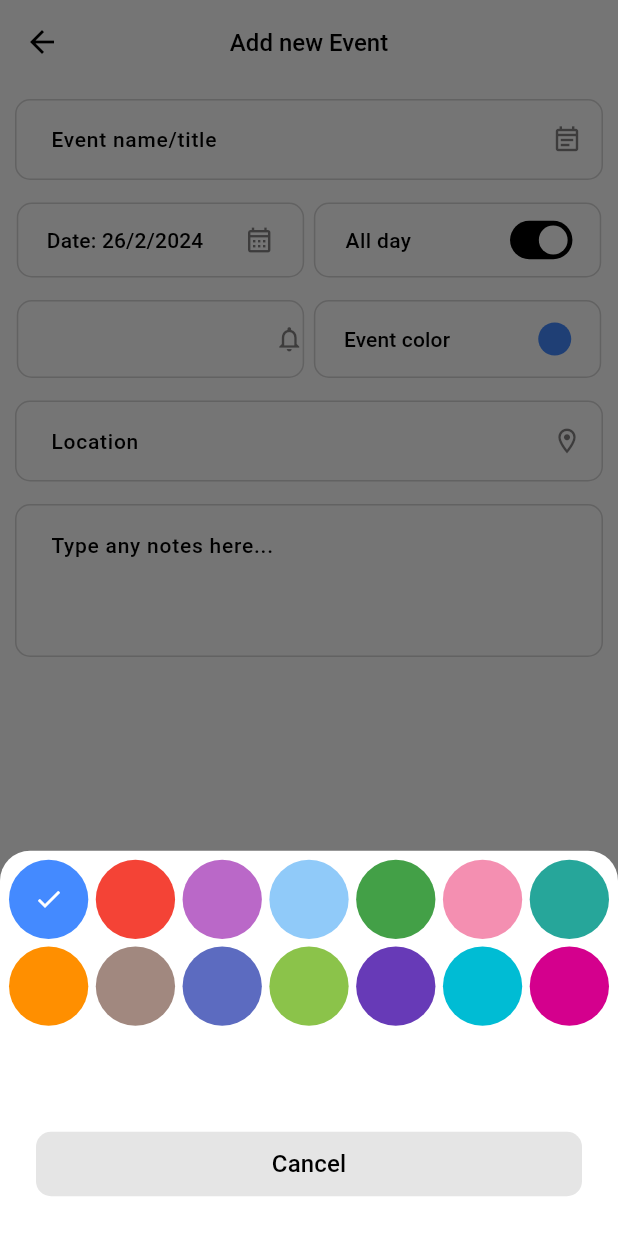
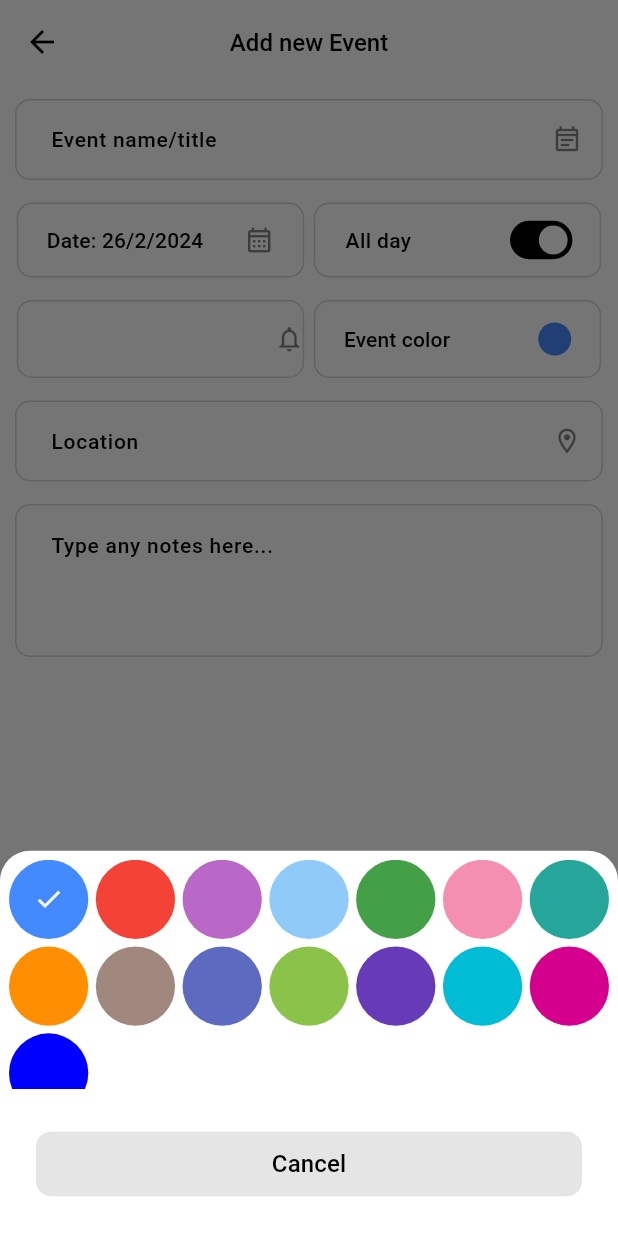
Before and after one commit to joharkhan99/quickcal, a Flutter app: the CreateTaskPage screen opened by its route, after a tap on "Event color", on a phone screen of 412 x 824 dp. Run offline on Flutter 3.47's test engine with Material 3 defaults, Android fonts, the phone set to English and light mode, and no system bars; our stand-ins replace hive, hive_flutter; accounts and stored records are empty.

Commit message:
Refactor calendar components and task model

```diff
--- a/lib/components/calendar/calendar_tasks_list.dart
+++ b/lib/components/calendar/calendar_tasks_list.dart
@@ -60,7 +60,7 @@ class CalendarTasksList extends StatelessWidget {
                             fontSize: 15,
                           ),
                         ),
-                        const SizedBox(height: 5),
+                        const SizedBox(height: 2),
                         Row(
                           children: [
                             Icon(
@@ -93,7 +93,7 @@ class CalendarTasksList extends StatelessWidget {
                             ),
                           ],
                         ),
-                        const SizedBox(height: 5),
+                        const SizedBox(height: 2),
                         Row(
                           children: [
                             Icon(
@@ -112,7 +112,7 @@ class CalendarTasksList extends StatelessWidget {
                             ),
                           ],
                         ),
-                        const SizedBox(height: 5),
+                        const SizedBox(height: 2),
                         Row(
                           crossAxisAlignment: CrossAxisAlignment.start,
                           children: [
--- a/lib/models/task.dart
+++ b/lib/models/task.dart
@@ -3,6 +3,7 @@ import 'package:flutter/material.dart';
 class Task {
   late String name;
   late DateTime date;
+  late DateTime selectedDate;
   late bool allDay;
   late TimeOfDay startTime;
   late TimeOfDay endTime;
@@ -27,12 +28,14 @@ class Task {
     Colors.lightGreen,
     Colors.deepPurple,
     Colors.cyan,
-    Color.fromARGB(255, 212, 0, 141),
+    const Color.fromARGB(255, 212, 0, 141),
+    const Color.fromARGB(255, 0, 0, 255),
   ];
 
   Task() {
     name = '';
     date = DateTime.now();
+    selectedDate = DateTime.now();
     allDay = true;
     startTime = TimeOfDay.now();
     endTime = TimeOfDay.now();
@@ -48,6 +51,10 @@ class Task {
 
   void setDate(DateTime date) {
     this.date = date;
+  }
+
+  void setSelectedDate(DateTime selectedDate) {
+    this.selectedDate = selectedDate;
   }
 
   void setAllDay(bool allDay) {
@@ -88,6 +95,10 @@ class Task {
 
   DateTime getDate() {
     return date;
+  }
+
+  DateTime getSelectedDate() {
+    return selectedDate;
   }
 
   bool getAllDay() {
```
Also changed, not shown: lib/components/calendar/calendar_date_selector.dart (+11 -0 lines).
